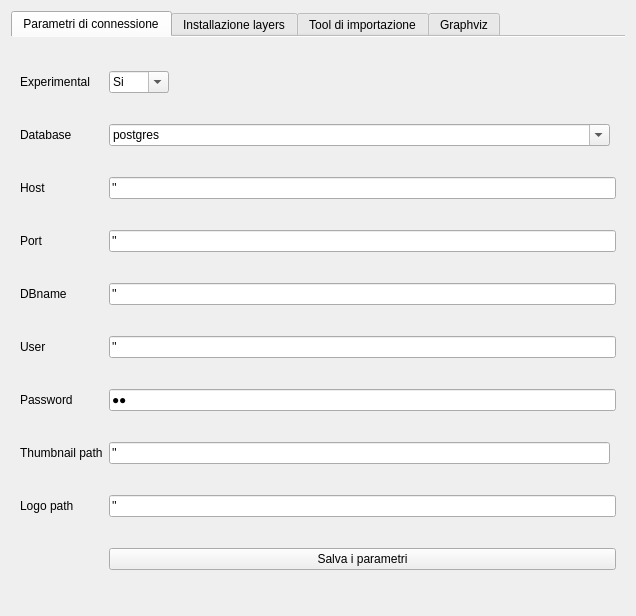
pyarchinit/pyarchinit, file gui/ui/pyarchinitConfigDialog.ui: the form before one commit.
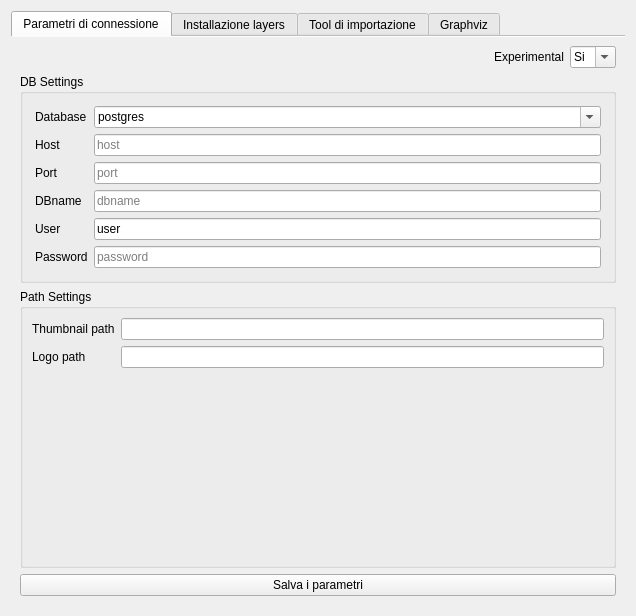
The form after the commit. Icons and pictures are not drawn. Custom widgets are drawn as their Qt base class.

Commit message: connect to the DB after installation [postgres] minor fixes for UI

```diff
--- a/gui/ui/pyarchinitConfigDialog.ui
+++ b/gui/ui/pyarchinitConfigDialog.ui
@@ -99,15 +99,101 @@
       <attribute name="title">
        <string>Parametri di connessione</string>
       </attribute>
+      <layout class="QGridLayout" name="gridLayout_11">
+       <item row="0" column="1">
+        <layout class="QHBoxLayout" name="horizontalLayout_2">
+         <property name="sizeConstraint">
+          <enum>QLayout::SetMaximumSize</enum>
+         </property>
+         <item>
+          <spacer name="horizontalSpacer">
+           <property name="orientation">
+            <enum>Qt::Horizontal</enum>
+           </property>
+           <property name="sizeHint" stdset="0">
+            <size>
+             <width>40</width>
+             <height>20</height>
+            </size>
+           </property>
+          </spacer>
+         </item>
+         <item>
+          <widget class="QLabel" name="label_26">
+           <property name="text">
+            <string>Experimental</string>
+           </property>
+          </widget>
+         </item>
+         <item>
+          <widget class="QComboBox" name="comboBox_experimental">
+           <property name="enabled">
+            <bool>true</bool>
+           </property>
+           <property name="maximumSize">
+            <size>
+             <width>60</width>
+             <height>16777215</height>
+            </size>
+           </property>
+           <property name="mouseTracking">
+            <bool>false</bool>
+           </property>
+           <property name="contextMenuPolicy">
+            <enum>Qt::DefaultContextMenu</enum>
+           </property>
+           <property name="acceptDrops">
+            <bool>false</bool>
+           </property>
+           <property name="editable">
+            <bool>true</bool>
+           </property>
+           <property name="duplicatesEnabled">
+            <bool>false</bool>
+           </property>
+           <property name="frame">
+            <bool>true</bool>
+           </property>
+           <item>
+            <property name="text">
+             <string>Si</string>
+            </property>
+           </item>
+           <item>
+            <property name="text">
+             <string>No</string>
+            </property>
+           </item>
+          </widget>
+         </item>
+        </layout>
+       </item>
+       <item row="1" column="1">
+        <widget class="QgsCollapsibleGroupBox" name="groupBox_3">
+         <property name="title">
+          <string>DB Settings</string>
+         </property>
       <layout class="QGridLayout" name="gridLayout">
-       <item row="1" column="0">
+          <property name="leftMargin">
+           <number>12</number>
+          </property>
+          <property name="topMargin">
+           <number>12</number>
+          </property>
+          <property name="rightMargin">
+           <number>12</number>
+          </property>
+          <property name="bottomMargin">
+           <number>12</number>
+          </property>
+          <item row="0" column="0">
         <widget class="QLabel" name="label">
          <property name="text">
           <string>Database</string>
          </property>
         </widget>
        </item>
-       <item row="1" column="1">
+          <item row="0" column="1">
         <widget class="QComboBox" name="comboBox_Database">
          <property name="enabled">
           <bool>true</bool>
@@ -142,83 +228,151 @@
          </item>
         </widget>
        </item>
-       <item row="2" column="0">
+          <item row="1" column="0">
         <widget class="QLabel" name="label_2">
          <property name="text">
           <string>Host</string>
          </property>
         </widget>
        </item>
-       <item row="2" column="1" colspan="2">
+          <item row="1" column="1">
         <widget class="QLineEdit" name="lineEdit_Host">
          <property name="text">
-          <string>''</string>
+             <string/>
+            </property>
+            <property name="placeholderText">
+             <string>host</string>
          </property>
         </widget>
        </item>
-       <item row="3" column="0">
+          <item row="2" column="0">
         <widget class="QLabel" name="label_7">
          <property name="text">
           <string>Port</string>
          </property>
         </widget>
        </item>
-       <item row="3" column="1" colspan="2">
+          <item row="2" column="1">
         <widget class="QLineEdit" name="lineEdit_Port">
          <property name="text">
-          <string>''</string>
+             <string/>
+            </property>
+            <property name="placeholderText">
+             <string>port</string>
          </property>
         </widget>
        </item>
-       <item row="4" column="0">
+          <item row="3" column="0">
         <widget class="QLabel" name="label_3">
          <property name="text">
           <string>DBname</string>
          </property>
         </widget>
        </item>
-       <item row="4" column="1" colspan="2">
+          <item row="3" column="1">
         <widget class="QLineEdit" name="lineEdit_DBname">
          <property name="text">
-          <string>''</string>
+             <string/>
+            </property>
+            <property name="placeholderText">
+             <string>dbname</string>
          </property>
         </widget>
        </item>
-       <item row="5" column="0">
+          <item row="4" column="0">
         <widget class="QLabel" name="label_4">
          <property name="text">
           <string>User</string>
          </property>
         </widget>
        </item>
-       <item row="5" column="1" colspan="2">
+          <item row="4" column="1">
         <widget class="QLineEdit" name="lineEdit_User">
          <property name="text">
-          <string>''</string>
+             <string>user</string>
+            </property>
+            <property name="placeholderText">
+             <string>dbuser</string>
          </property>
         </widget>
        </item>
-       <item row="6" column="0">
+          <item row="5" column="0">
         <widget class="QLabel" name="label_5">
          <property name="text">
           <string>Password</string>
          </property>
         </widget>
        </item>
-       <item row="6" column="1" colspan="2">
+          <item row="5" column="1">
         <widget class="QLineEdit" name="lineEdit_Password">
          <property name="inputMask">
           <string notr="true"/>
          </property>
          <property name="text">
-          <string notr="true">''</string>
+             <string notr="true"/>
          </property>
          <property name="echoMode">
           <enum>QLineEdit::Password</enum>
          </property>
-        </widget>
-       </item>
-       <item row="11" column="1" colspan="2">
+            <property name="placeholderText">
+             <string>password</string>
+            </property>
+           </widget>
+          </item>
+         </layout>
+        </widget>
+       </item>
+       <item row="2" column="1">
+        <widget class="QgsCollapsibleGroupBox" name="groupBox_4">
+         <property name="title">
+          <string>Path Settings</string>
+         </property>
+         <layout class="QGridLayout" name="gridLayout_10">
+          <item row="1" column="0">
+           <widget class="QLabel" name="label_16">
+            <property name="text">
+             <string>Logo path</string>
+            </property>
+           </widget>
+          </item>
+          <item row="0" column="1">
+           <widget class="QLineEdit" name="lineEdit_Thumb_path">
+            <property name="text">
+             <string/>
+            </property>
+           </widget>
+          </item>
+          <item row="1" column="1">
+           <widget class="QLineEdit" name="lineEdit_Logo_path">
+            <property name="text">
+             <string/>
+            </property>
+           </widget>
+          </item>
+          <item row="2" column="1">
+           <spacer name="verticalSpacer_4">
+            <property name="orientation">
+             <enum>Qt::Vertical</enum>
+            </property>
+            <property name="sizeHint" stdset="0">
+             <size>
+              <width>20</width>
+              <height>40</height>
+             </size>
+            </property>
+           </spacer>
+          </item>
+          <item row="0" column="0">
+           <widget class="QLabel" name="label_10">
+            <property name="text">
+             <string>Thumbnail path</string>
+            </property>
+           </widget>
+          </item>
+         </layout>
+        </widget>
+       </item>
+       <item row="3" column="1">
         <widget class="QPushButton" name="pushButton_save">
          <property name="focusPolicy">
           <enum>Qt::NoFocus</enum>
@@ -234,82 +388,6 @@
          </property>
         </widget>
        </item>
-       <item row="9" column="1" colspan="2">
-        <widget class="QLineEdit" name="lineEdit_Logo_path">
-         <property name="text">
-          <string>''</string>
-         </property>
-        </widget>
-       </item>
-       <item row="9" column="0">
-        <widget class="QLabel" name="label_16">
-         <property name="text">
-          <string>Logo path</string>
-         </property>
-        </widget>
-       </item>
-       <item row="7" column="1">
-        <widget class="QLineEdit" name="lineEdit_Thumb_path">
-         <property name="text">
-          <string>''</string>
-         </property>
-        </widget>
-       </item>
-       <item row="7" column="0">
-        <widget class="QLabel" name="label_10">
-         <property name="text">
-          <string>Thumbnail path</string>
-         </property>
-        </widget>
-       </item>
-       <item row="0" column="1">
-        <widget class="QComboBox" name="comboBox_experimental">
-         <property name="enabled">
-          <bool>true</bool>
-         </property>
-         <property name="maximumSize">
-          <size>
-           <width>60</width>
-           <height>16777215</height>
-          </size>
-         </property>
-         <property name="mouseTracking">
-          <bool>false</bool>
-         </property>
-         <property name="contextMenuPolicy">
-          <enum>Qt::DefaultContextMenu</enum>
-         </property>
-         <property name="acceptDrops">
-          <bool>false</bool>
-         </property>
-         <property name="editable">
-          <bool>true</bool>
-         </property>
-         <property name="duplicatesEnabled">
-          <bool>false</bool>
-         </property>
-         <property name="frame">
-          <bool>true</bool>
-         </property>
-         <item>
-          <property name="text">
-           <string>Si</string>
-          </property>
-         </item>
-         <item>
-          <property name="text">
-           <string>No</string>
-          </property>
-         </item>
-        </widget>
-       </item>
-       <item row="0" column="0">
-        <widget class="QLabel" name="label_26">
-         <property name="text">
-          <string>Experimental</string>
-         </property>
-        </widget>
-       </item>
       </layout>
      </widget>
      <widget class="QWidget" name="tab_2">
```
Left out of the diff: 143 changed lines with no effect on the pictures. Lines whose indentation alone changed are shown as unchanged. The commit also changes 1 other file.
